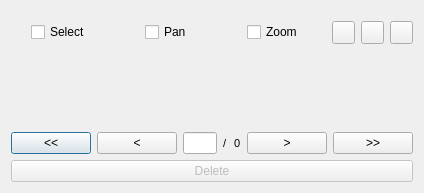
Qt form src/NavTable/ui/main_panel.ui (fpsampayo/qgis-navtable) before a commit.
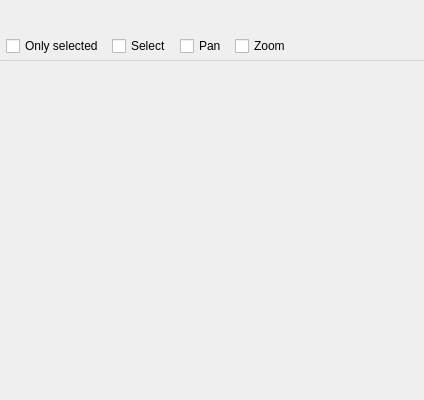
The same form after that commit.

Commit message: Modernization of NavTable - DockWidget conversion, UI restructuring, and enhanced workflows (#13)

What changed in the file:
```diff
--- a/src/NavTable/ui/main_panel.ui
+++ b/src/NavTable/ui/main_panel.ui
@@ -1,71 +1,114 @@
 <?xml version="1.0" encoding="UTF-8"?>
 <ui version="4.0">
- <class>Dialog</class>
- <widget class="QDialog" name="Dialog">
+ <class>NavTableDockWidgetBase</class>
+ <widget class="QWidget" name="NavTableDockWidgetBase">
   <property name="geometry">
    <rect>
     <x>0</x>
     <y>0</y>
     <width>424</width>
-    <height>193</height>
+    <height>400</height>
    </rect>
   </property>
-  <property name="sizePolicy">
-   <sizepolicy hsizetype="Expanding" vsizetype="Expanding">
-    <horstretch>0</horstretch>
-    <verstretch>0</verstretch>
-   </sizepolicy>
-  </property>
-  <property name="maximumSize">
-   <size>
-    <width>16777215</width>
-    <height>16777215</height>
-   </size>
-  </property>
   <property name="windowTitle">
-   <string>Dialog</string>
+   <string>NavTable</string>
   </property>
-  <property name="sizeGripEnabled">
-   <bool>false</bool>
-  </property>
-  <layout class="QVBoxLayout" name="verticalLayout_2">
+  <layout class="QVBoxLayout" name="mainLayout">
+   <property name="spacing">
+    <number>0</number>
+   </property>
+   <property name="leftMargin">
+    <number>0</number>
+   </property>
+   <property name="topMargin">
+    <number>0</number>
+   </property>
+   <property name="rightMargin">
+    <number>0</number>
+   </property>
+   <property name="bottomMargin">
+    <number>0</number>
+   </property>
    <item>
-    <layout class="QVBoxLayout" name="verticalLayout">
-     <property name="sizeConstraint">
-      <enum>QLayout::SetDefaultConstraint</enum>
+    <layout class="QVBoxLayout" name="actionsToolbarLayout">
+     <property name="spacing">
+      <number>0</number>
      </property>
+    </layout>
+   </item>
      <item>
-      <layout class="QHBoxLayout" name="horizontalLayout">
+    <widget class="QFrame" name="layerSelectorFrame">
+     <property name="minimumSize">
+      <size>
+       <width>0</width>
+       <height>32</height>
+      </size>
+     </property>
+     <property name="frameShape">
+      <enum>QFrame::NoFrame</enum>
+     </property>
+     <layout class="QVBoxLayout" name="layerSelectorLayout">
        <property name="spacing">
+       <number>0</number>
+      </property>
+      <property name="leftMargin">
+       <number>4</number>
+      </property>
+      <property name="topMargin">
+       <number>2</number>
+      </property>
+      <property name="rightMargin">
+       <number>4</number>
+      </property>
+      <property name="bottomMargin">
+       <number>2</number>
+      </property>
+     </layout>
+    </widget>
+   </item>
+   <item>
+    <widget class="QFrame" name="optionsFrame">
+     <property name="frameShape">
+      <enum>QFrame::NoFrame</enum>
+     </property>
+     <layout class="QHBoxLayout" name="optionsLayout">
+      <property name="spacing">
+       <number>8</number>
+      </property>
+      <property name="leftMargin">
         <number>6</number>
        </property>
        <property name="topMargin">
-        <number>10</number>
-       </property>
-       <item alignment="Qt::AlignHCenter">
+       <number>4</number>
+      </property>
+      <property name="rightMargin">
+       <number>6</number>
+      </property>
+      <property name="bottomMargin">
+       <number>4</number>
+      </property>
+      <item>
+       <widget class="QCheckBox" name="onlySelectedCB">
+        <property name="text">
+         <string>Only selected</string>
+        </property>
+       </widget>
+      </item>
+      <item>
         <widget class="QCheckBox" name="selectCB">
-         <property name="enabled">
-          <bool>true</bool>
-         </property>
-         <property name="layoutDirection">
-          <enum>Qt::LeftToRight</enum>
-         </property>
          <property name="text">
           <string>Select</string>
          </property>
-         <property name="checked">
-          <bool>false</bool>
-         </property>
-        </widget>
-       </item>
-       <item alignment="Qt::AlignHCenter">
+       </widget>
+      </item>
+      <item>
         <widget class="QCheckBox" name="panCB">
          <property name="text">
           <string>Pan</string>
          </property>
         </widget>
        </item>
-       <item alignment="Qt::AlignHCenter">
+      <item>
         <widget class="QCheckBox" name="zoomCB">
          <property name="text">
           <string>Zoom</string>
@@ -73,190 +116,88 @@
         </widget>
        </item>
        <item>
-        <layout class="QHBoxLayout" name="horizontalLayout_4">
-         <item>
-          <widget class="QToolButton" name="orderByBT">
-           <property name="maximumSize">
-            <size>
-             <width>23</width>
-             <height>40</height>
-            </size>
-           </property>
-           <property name="mouseTracking">
-            <bool>true</bool>
-           </property>
-           <property name="focusPolicy">
-            <enum>Qt::NoFocus</enum>
-           </property>
-           <property name="toolTip">
-            <string>Sort NavTable Features</string>
-           </property>
-           <property name="text">
-            <string/>
-           </property>
-          </widget>
-         </item>
-         <item>
-          <widget class="QToolButton" name="removeFilterBT">
-           <property name="maximumSize">
+       <spacer name="spacer_options">
+        <property name="orientation">
+         <enum>Qt::Horizontal</enum>
+        </property>
+        <property name="sizeHint" stdset="0">
             <size>
-             <width>23</width>
-             <height>40</height>
-            </size>
-           </property>
-           <property name="mouseTracking">
-            <bool>true</bool>
-           </property>
-           <property name="focusPolicy">
-            <enum>Qt::NoFocus</enum>
-           </property>
-           <property name="toolTip">
-            <string>Remove Filter</string>
-           </property>
-           <property name="text">
-            <string/>
-           </property>
-          </widget>
-         </item>
-         <item>
-          <widget class="QToolButton" name="exprFilterBT">
-           <property name="maximumSize">
-            <size>
-             <width>23</width>
-             <height>40</height>
-            </size>
-           </property>
-           <property name="mouseTracking">
-            <bool>true</bool>
-           </property>
-           <property name="focusPolicy">
-            <enum>Qt::NoFocus</enum>
-           </property>
-           <property name="toolTip">
-            <string>Filter NavTable Features by Expression</string>
-           </property>
-           <property name="text">
-            <string/>
-           </property>
-          </widget>
-         </item>
-        </layout>
-       </item>
+          <width>40</width>
+          <height>20</height>
+         </size>
+        </property>
+       </spacer>
+      </item>
+     </layout>
+    </widget>
+   </item>
+   <item>
+    <widget class="QFrame" name="line_separator">
+     <property name="minimumSize">
+      <size>
+       <width>0</width>
+       <height>1</height>
+      </size>
+     </property>
+     <property name="maximumSize">
+      <size>
+       <width>16777215</width>
+       <height>1</height>
+      </size>
+     </property>
+     <property name="styleSheet">
+      <string notr="true">background-color: rgba(128, 128, 128, 0.15);</string>
+     </property>
+     <property name="frameShape">
+      <enum>QFrame::HLine</enum>
+     </property>
+     <property name="frameShadow">
+      <enum>QFrame::Sunken</enum>
+     </property>
+    </widget>
+   </item>
+   <item>
+    <spacer name="verticalSpacer_above_nav">
+     <property name="orientation">
+      <enum>Qt::Vertical</enum>
+     </property>
+     <property name="sizeType">
+      <enum>QSizePolicy::Fixed</enum>
+     </property>
+     <property name="sizeHint" stdset="0">
+      <size>
+       <width>20</width>
+       <height>20</height>
+      </size>
+     </property>
+    </spacer>
+   </item>
+   <item>
+    <layout class="QVBoxLayout" name="navToolbarLayout">
+     <property name="spacing">
+      <number>0</number>
+     </property>
       </layout>
      </item>
      <item>
       <widget class="QScrollArea" name="scrollArea">
-       <property name="sizePolicy">
-        <sizepolicy hsizetype="MinimumExpanding" vsizetype="MinimumExpanding">
-         <horstretch>0</horstretch>
-         <verstretch>0</verstretch>
-        </sizepolicy>
-       </property>
-       <property name="frameShape">
-        <enum>QFrame::NoFrame</enum>
-       </property>
        <property name="widgetResizable">
         <bool>true</bool>
        </property>
+     <property name="frameShape">
+      <enum>QFrame::NoFrame</enum>
+     </property>
        <widget class="QWidget" name="widget_form">
         <property name="geometry">
          <rect>
           <x>0</x>
           <y>0</y>
-          <width>404</width>
-          <height>70</height>
+        <width>424</width>
+        <height>250</height>
          </rect>
         </property>
        </widget>
       </widget>
-     </item>
-     <item>
-      <layout class="QHBoxLayout" name="horizontalLayout_2">
-       <item>
-        <widget class="QPushButton" name="firstBT">
-         <property name="enabled">
-          <bool>true</bool>
-         </property>
-         <property name="text">
-          <string>&lt;&lt;</string>
-         </property>
-        </widget>
-       </item>
-       <item>
-        <widget class="QPushButton" name="previousBT">
-         <property name="text">
-          <string>&lt;</string>
-         </property>
-        </widget>
-       </item>
-       <item>
-        <layout class="QGridLayout" name="gridLayout">
-         <item row="0" column="2">
-          <widget class="QLabel" name="nFeatLB">
-           <property name="font">
-            <font>
-             <pointsize>8</pointsize>
-            </font>
-           </property>
-           <property name="text">
-            <string>0</string>
-           </property>
-          </widget>
-         </item>
-         <item row="0" column="1">
-          <widget class="QLabel" name="label">
-           <property name="font">
-            <font>
-             <pointsize>8</pointsize>
-            </font>
-           </property>
-           <property name="text">
-            <string>/</string>
-           </property>
-          </widget>
-         </item>
-         <item row="0" column="0">
-          <widget class="QLineEdit" name="currentFeatLB"/>
-         </item>
-        </layout>
-       </item>
-       <item>
-        <widget class="QPushButton" name="nextBT">
-         <property name="enabled">
-          <bool>true</bool>
-         </property>
-         <property name="text">
-          <string>&gt;</string>
-         </property>
-         <property name="checkable">
-          <bool>false</bool>
-         </property>
-        </widget>
-       </item>
-       <item>
-        <widget class="QPushButton" name="lastBT">
-         <property name="text">
-          <string>&gt;&gt;</string>
-         </property>
-        </widget>
-       </item>
-      </layout>
-     </item>
-     <item>
-      <layout class="QHBoxLayout" name="horizontalLayout_3">
-       <item>
-        <widget class="QPushButton" name="deleteBT">
-         <property name="enabled">
-          <bool>false</bool>
-         </property>
-         <property name="text">
-          <string>Delete</string>
-         </property>
-        </widget>
-       </item>
-      </layout>
-     </item>
-    </layout>
    </item>
   </layout>
  </widget>
```
Lines whose indentation alone changed are shown as unchanged. The commit also changes 12 other files.
